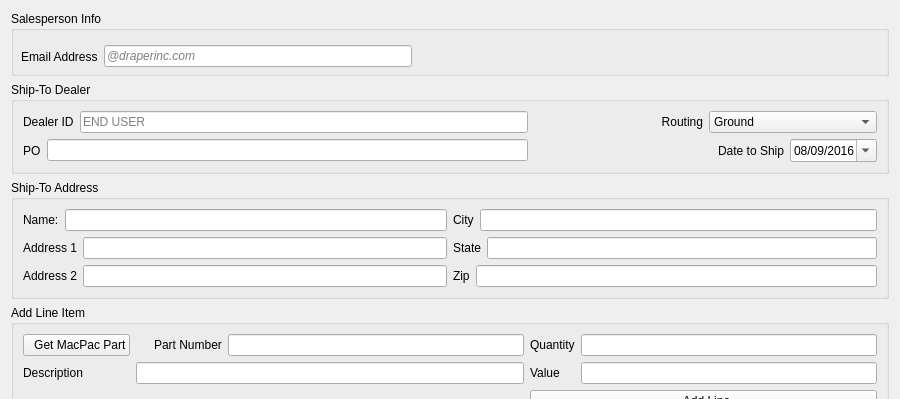
Old version of the form View/setuptab.ui in the repository topherMcDonald/SPO; both pictures show x 0 to 900 and y 0 to 399 of the 900 by 900 pixel window.
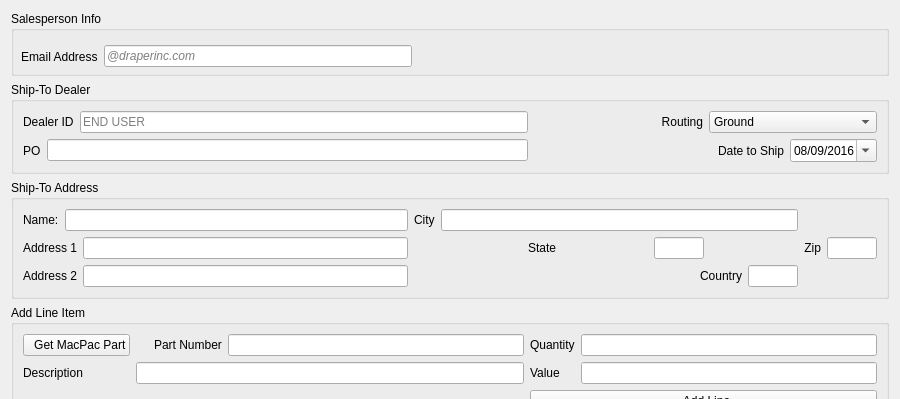
New version of the form. Icons and pictures are not drawn.

Commit message: Added country field

```diff
--- a/View/setuptab.ui
+++ b/View/setuptab.ui
@@ -37,7 +37,7 @@
      <property name="maximumSize">
       <size>
        <width>16777215</width>
-       <height>155</height>
+       <height>170</height>
       </size>
      </property>
      <property name="title">
@@ -58,20 +58,6 @@
         </item>
        </layout>
       </item>
-      <item row="2" column="1">
-       <layout class="QHBoxLayout" name="hloShipToAddress_Zip">
-        <item>
-         <widget class="QLabel" name="lblShipToAddress_Zip">
-          <property name="text">
-           <string>Zip</string>
-          </property>
-         </widget>
-        </item>
-        <item>
-         <widget class="QLineEdit" name="leShipToAddress_Zip"/>
-        </item>
-       </layout>
-      </item>
       <item row="0" column="0">
        <layout class="QHBoxLayout" name="hloShipToAddress_Name">
         <item>
@@ -86,7 +72,7 @@
         </item>
        </layout>
       </item>
-      <item row="0" column="1">
+      <item row="0" column="2">
        <layout class="QHBoxLayout" name="hloShipToAddress_City">
         <item>
          <widget class="QLabel" name="lblShipToAddress_City">
@@ -100,17 +86,51 @@
         </item>
        </layout>
       </item>
-      <item row="1" column="1">
+      <item row="1" column="2">
        <layout class="QHBoxLayout" name="hloShipToAddress_State">
+        <property name="sizeConstraint">
+         <enum>QLayout::SetMaximumSize</enum>
+        </property>
         <item>
          <widget class="QLabel" name="lblShipToAddress_State">
+          <property name="sizePolicy">
+           <sizepolicy hsizetype="Fixed" vsizetype="Preferred">
+            <horstretch>0</horstretch>
+            <verstretch>0</verstretch>
+           </sizepolicy>
+          </property>
+          <property name="maximumSize">
+           <size>
+            <width>50</width>
+            <height>16777215</height>
+           </size>
+          </property>
           <property name="text">
            <string>State</string>
           </property>
+          <property name="alignment">
+           <set>Qt::AlignRight|Qt::AlignTrailing|Qt::AlignVCenter</set>
+          </property>
          </widget>
         </item>
         <item>
-         <widget class="QLineEdit" name="leShipToAddress_State"/>
+         <widget class="QLineEdit" name="leShipToAddress_State">
+          <property name="sizePolicy">
+           <sizepolicy hsizetype="Fixed" vsizetype="Fixed">
+            <horstretch>0</horstretch>
+            <verstretch>0</verstretch>
+           </sizepolicy>
+          </property>
+          <property name="maximumSize">
+           <size>
+            <width>50</width>
+            <height>16777215</height>
+           </size>
+          </property>
+          <property name="maxLength">
+           <number>2</number>
+          </property>
+         </widget>
         </item>
        </layout>
       </item>
@@ -128,6 +148,87 @@
         </item>
        </layout>
       </item>
+      <item row="2" column="2">
+       <layout class="QHBoxLayout" name="horizontalLayout">
+        <item>
+         <widget class="QLabel" name="lblShipToAddress_Country">
+          <property name="text">
+           <string>Country</string>
+          </property>
+          <property name="alignment">
+           <set>Qt::AlignRight|Qt::AlignTrailing|Qt::AlignVCenter</set>
+          </property>
+         </widget>
+        </item>
+        <item>
+         <widget class="QLineEdit" name="leShipToAddress_Country">
+          <property name="sizePolicy">
+           <sizepolicy hsizetype="Fixed" vsizetype="Fixed">
+            <horstretch>0</horstretch>
+            <verstretch>0</verstretch>
+           </sizepolicy>
+          </property>
+          <property name="maximumSize">
+           <size>
+            <width>50</width>
+            <height>16777215</height>
+           </size>
+          </property>
+          <property name="maxLength">
+           <number>3</number>
+          </property>
+         </widget>
+        </item>
+       </layout>
+      </item>
+      <item row="1" column="3">
+       <layout class="QHBoxLayout" name="hloShipToAddress_Zip">
+        <property name="sizeConstraint">
+         <enum>QLayout::SetMaximumSize</enum>
+        </property>
+        <item>
+         <widget class="QLabel" name="lblShipToAddress_Zip">
+          <property name="sizePolicy">
+           <sizepolicy hsizetype="Fixed" vsizetype="Preferred">
+            <horstretch>0</horstretch>
+            <verstretch>0</verstretch>
+           </sizepolicy>
+          </property>
+          <property name="text">
+           <string>Zip</string>
+          </property>
+          <property name="alignment">
+           <set>Qt::AlignRight|Qt::AlignTrailing|Qt::AlignVCenter</set>
+          </property>
+         </widget>
+        </item>
+        <item>
+         <widget class="QLineEdit" name="leShipToAddress_Zip">
+          <property name="sizePolicy">
+           <sizepolicy hsizetype="Fixed" vsizetype="Fixed">
+            <horstretch>0</horstretch>
+            <verstretch>0</verstretch>
+           </sizepolicy>
+          </property>
+          <property name="maximumSize">
+           <size>
+            <width>50</width>
+            <height>16777215</height>
+           </size>
+          </property>
+          <property name="maxLength">
+           <number>5</number>
+          </property>
+          <property name="alignment">
+           <set>Qt::AlignRight|Qt::AlignTrailing|Qt::AlignVCenter</set>
+          </property>
+          <property name="dragEnabled">
+           <bool>true</bool>
+          </property>
+         </widget>
+        </item>
+       </layout>
+      </item>
      </layout>
     </widget>
    </item>
```
Left out of the diff: 30 changed lines with no effect on the pictures. The commit also changes 2 other files.
